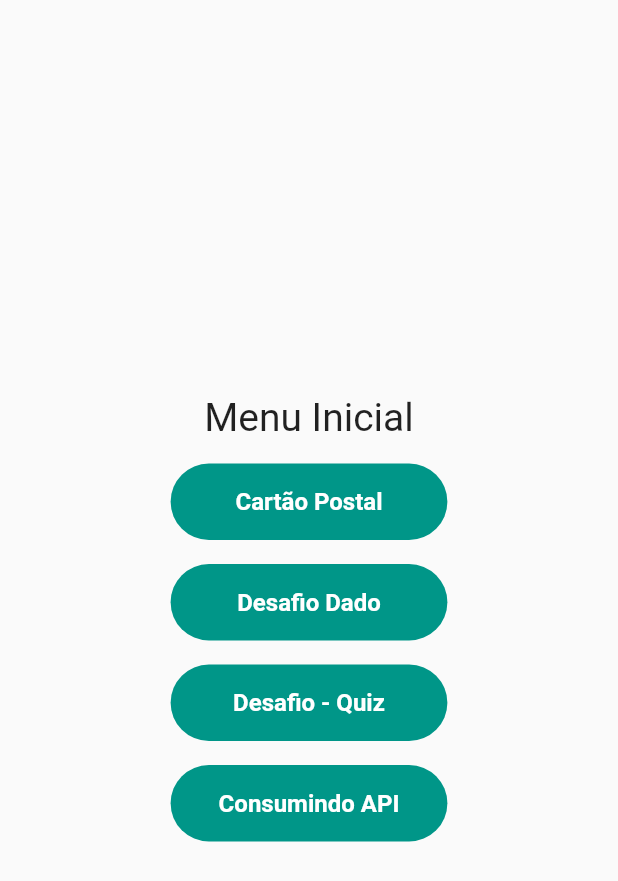
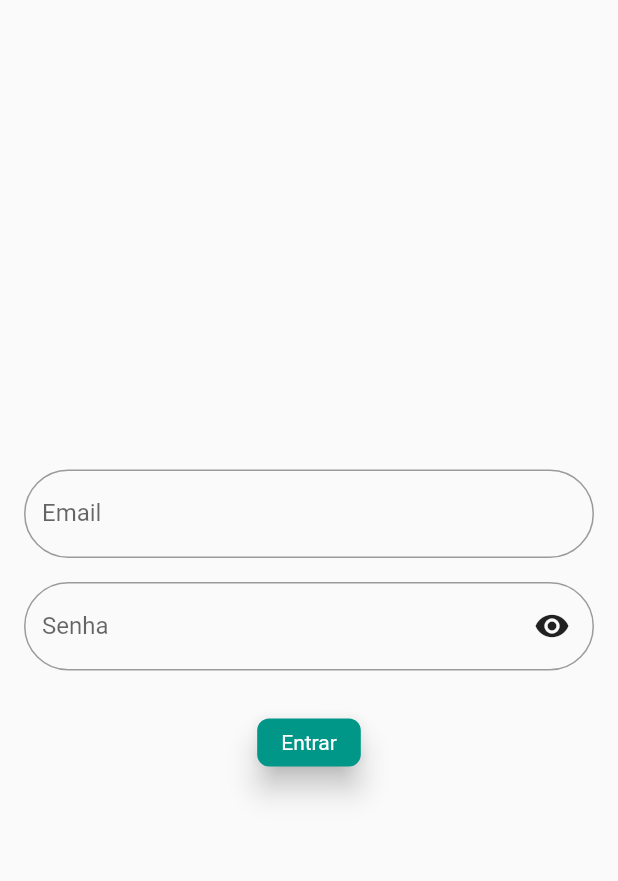
Before and after one commit to SamuelDevMobile/Aula03, a Flutter app: the screen it shows after launch, on a phone screen of 412 x 824 dp. Shown: the top 881 px of the screen. Run offline on Flutter 3.47's test engine with Material 2 defaults, Android fonts, the phone set to English and light mode, and no system bars.

Commit message:
implementando tela de login

```diff
--- a/aula3/lib/main.dart
+++ b/aula3/lib/main.dart
@@ -1,3 +1,4 @@
+import 'package:aula3/screens/authenticate_screen.dart';
 import 'package:aula3/screens/menu_screens.dart';
 import 'package:aula3/screens/challengeone.dart';
 import 'package:aula3/screens/moviews_screen.dart';
@@ -21,7 +22,7 @@ class MyApp extends StatelessWidget {
       theme: ThemeData(
         primarySwatch: Colors.teal,
       ),
-      initialRoute: MenuScreen.id,
+      initialRoute: AuthenticateScreen.id,
       routes: {
         MenuScreen.id: (context) => const MenuScreen(),
         PersonalCardScreen.id: (context) => const PersonalCardScreen(),
@@ -31,6 +32,7 @@ class MyApp extends StatelessWidget {
           arguments: ModalRoute.of(context)?.settings.arguments as FinishedQuizScreenArguments
         ),
         MovieScreen.id: (context) => const MovieScreen(),
+        AuthenticateScreen.id: (context) => AuthenticateScreen(),
       },
     );
   }
--- /dev/null
+++ b/aula3/lib/screens/authenticate_screen.dart
@@ -0,0 +1,76 @@
+import 'package:aula3/screens/quiz/components/question_button.dart';
+import 'package:aula3/widget/rounded_textfield.dart';
+import 'package:flutter/material.dart';
+
+class AuthenticateScreen extends StatefulWidget {
+  static const String id = '/';
+
+  const AuthenticateScreen({super.key});
+
+  @override
+  State<AuthenticateScreen> createState() => _AuthenticateScreenState();
+}
+
+class _AuthenticateScreenState extends State<AuthenticateScreen> {
+  var email = '';
+  var password = '';
+  var obscurePassword = true;
+
+  @override
+  Widget build(BuildContext context) {
+    return Scaffold(
+        body: SafeArea(
+      child: Padding(
+        padding: const EdgeInsets.all(16),
+        child: Column(
+          mainAxisAlignment: MainAxisAlignment.center,
+          children: [
+            RoundedTextField(
+              text: 'Email',
+              onChanged: (newValue) {
+                email = newValue;
+              },
+              keyboardType: TextInputType.emailAddress,
+            ),
+            const SizedBox(height: 16),
+            Stack(
+              children: [
+                RoundedTextField(
+                  text: "Senha",
+                  obscureText: obscurePassword,
+                  onChanged: (newValue) {
+                    password = newValue;
+                  },
+                ),
+                Positioned(
+                  top: 0,
+                  bottom: 0,
+                  right: 0,
+                  child: InkWell(
+                    onTap: () {
+                      obscurePassword = !obscurePassword;
+                      setState(() {});
+                    },
+                    child: Padding(
+                      padding: const EdgeInsets.all(16),
+                      child: Icon(obscurePassword
+                          ? Icons.visibility
+                          : Icons.visibility_off),
+                    ),
+                  ),
+                ),
+              ],
+            ),
+            const SizedBox(height: 32),
+            const QuestionButton(
+              text: 'Entrar',
+              onPressed: authenticateUser,
+            ),
+          ],
+        ),
+      ),
+    ));
+  }
+}
+
+void authenticateUser() {}
--- a/aula3/lib/screens/menu_screens.dart
+++ b/aula3/lib/screens/menu_screens.dart
@@ -1,3 +1,4 @@
+import 'package:aula3/screens/authenticate_screen.dart';
 import 'package:aula3/screens/moviews_screen.dart';
 import 'package:aula3/screens/personal_card_screen.dart';
 import 'package:aula3/screens/quiz/quiz_screen.dart';
@@ -40,6 +41,8 @@ class MenuScreen extends StatelessWidget {
                   RoundedButton(id: QuizScreen.id, text: "Desafio - Quiz"),
                   SizedBox(width: 16, height: 16),
                   RoundedButton(id: MovieScreen.id, text: "Consumindo API"),
+                  SizedBox(width: 16, height: 16),
+                  RoundedButton(id: AuthenticateScreen.id, text: "Autenticacao"),
                 ],
               ),
             ),
--- /dev/null
+++ b/aula3/lib/widget/rounded_textfield.dart
@@ -0,0 +1,32 @@
+import 'package:flutter/cupertino.dart';
+import 'package:flutter/material.dart';
+
+class RoundedTextField extends StatelessWidget {
+  const RoundedTextField({
+    Key? key,
+    required this.text,
+    required this.onChanged,
+    this.keyboardType = TextInputType.text,
+    this.obscureText = false,
+  });
+
+  final String text;
+  final Function(String) onChanged;
+  final TextInputType keyboardType;
+  final bool obscureText;
+
+  @override
+  Widget build(BuildContext context) {
+    return TextField(
+      keyboardType: keyboardType,
+      obscureText:  obscureText,
+      decoration: InputDecoration(
+        labelText: text,
+        border: OutlineInputBorder(
+          borderRadius: BorderRadius.circular(1000),
+        ),
+      ),
+      onChanged: onChanged,
+    );
+  }
+}
```
